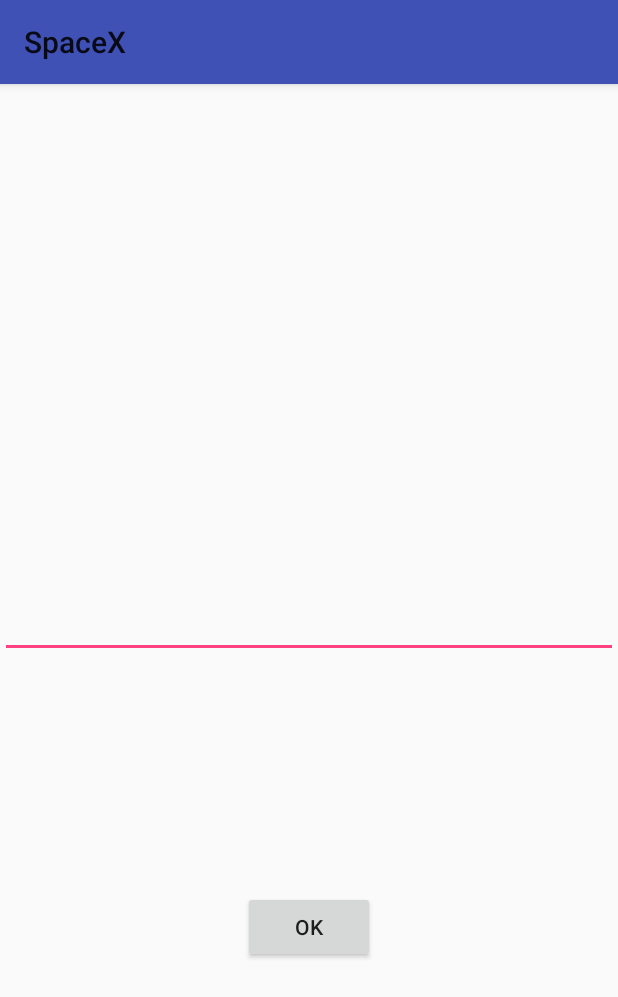
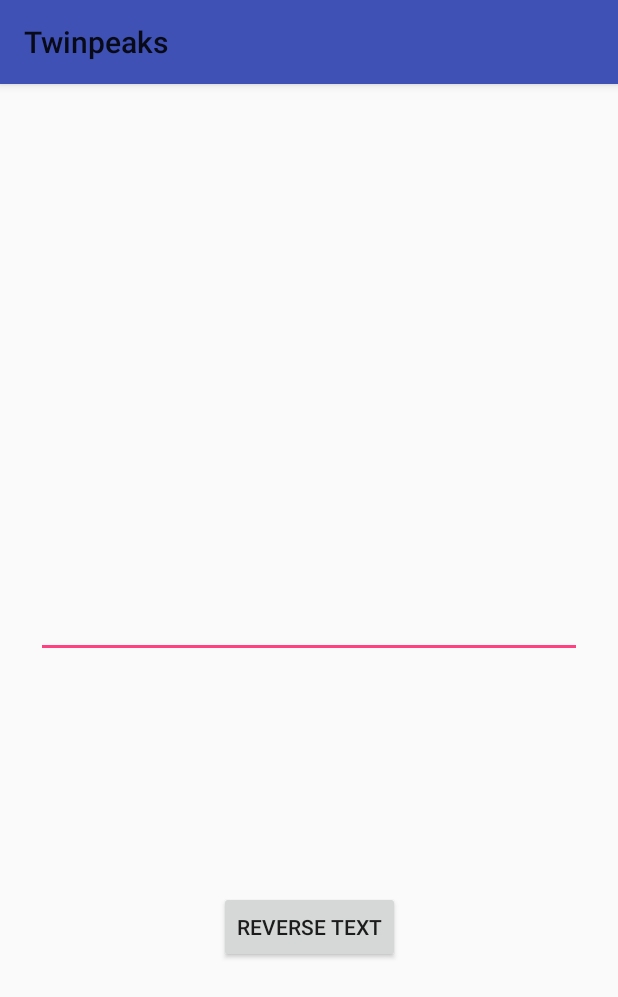
Before and after one commit to ferPrieto/Twinpeaks, an Android app: the screen it shows after launch (MainActivity), on a phone screen of 412 x 824 dp. Shown: the top 997 px of the screen. Run offline under Robolectric (Android 15) with nearby library versions, the phone set to English and light mode, and no system bars; our stand-ins replace Dagger/Hilt's generated code, navigation-ui.

```diff
--- a/app/build.gradle.kts
+++ b/app/build.gradle.kts
@@ -38,15 +38,11 @@ dependencies {
     androidTestImplementation(project(ProjectModules.coreAndroidTest))
     testImplementation(project(ProjectModules.coreAndroidTest))
 
+    implementation(Dependencies.AndroidX.coreKtx)
     implementation(Dependencies.AndroidX.fragmentKtx)
     implementation(Dependencies.AndroidX.lifecycleLivedataKtx)
     annotationProcessor(Dependencies.AndroidX.lifecycleCompiler)
     implementation(Dependencies.AndroidX.archComponents)
-    implementation(Dependencies.AndroidX.browser)
-    implementation(Dependencies.solidRecyclerView)
-
-    implementation(Dependencies.picasso)
-    implementation(Dependencies.bottomSheet)
 
     implementation(Dependencies.AndroidX.constraintlayout)
     implementation(Dependencies.AndroidX.legacySupport)
--- a/app/src/main/AndroidManifest.xml
+++ b/app/src/main/AndroidManifest.xml
@@ -5,6 +5,7 @@
 
     <uses-permission android:name="android.permission.INTERNET" />
     <uses-permission android:name="android.permission.ACCESS_NETWORK_STATE" />
+    <uses-permission android:name="android.permission.CAMERA" />
 
     <application
         android:allowBackup="true"
--- /dev/null
+++ b/app/src/main/java/prieto/fernando/twinpeaks/PermissionManager.kt
@@ -0,0 +1,61 @@
+package prieto.fernando.twinpeaks
+
+import android.Manifest
+import android.app.Activity
+import android.content.pm.PackageManager
+import androidx.core.app.ActivityCompat
+import androidx.core.content.ContextCompat
+
+class PermissionManager{
+
+    private val REQUEST_CODE_ASK_PERMISSIONS = 1
+    private val PERMISSIONS_ARRAYS = arrayOf(
+        Manifest.permission.CAMERA
+    )
+
+    // List of permissions to be applied for.
+    private val permissionsList: MutableList<String> = mutableListOf()
+
+    fun onResume(activity: Activity?) {
+        var isHasPermission = true
+        for (permission in PERMISSIONS_ARRAYS) {
+            if (ContextCompat.checkSelfPermission(
+                    activity!!,
+                    permission
+                ) != PackageManager.PERMISSION_GRANTED
+            ) {
+                isHasPermission = false
+                break
+            }
+        }
+        if (!isHasPermission) {
+            for (permission in PERMISSIONS_ARRAYS) {
+                if (ContextCompat.checkSelfPermission(
+                        activity!!,
+                        permission
+                    ) != PackageManager.PERMISSION_GRANTED
+                ) {
+                    permissionsList.add(permission)
+                }
+            }
+            ActivityCompat.requestPermissions(
+                activity!!,
+                permissionsList.toTypedArray(),
+                REQUEST_CODE_ASK_PERMISSIONS
+            )
+        }
+    }
+
+    fun hasPermission(activity: Activity): Boolean {
+        for (permission in PERMISSIONS_ARRAYS) {
+            if (ContextCompat.checkSelfPermission(
+                    activity,
+                    permission
+                ) != PackageManager.PERMISSION_GRANTED
+            ) {
+                return false
+            }
+        }
+        return true
+    }
+}
--- a/app/src/main/java/prieto/fernando/twinpeaks/TwinpeaksApp.kt
+++ b/app/src/main/java/prieto/fernando/twinpeaks/TwinpeaksApp.kt
@@ -2,7 +2,7 @@ package prieto.fernando.twinpeaks
 
 import dagger.android.AndroidInjector
 import dagger.android.DaggerApplication
-import prieto.fernando.spacex.di.DaggerAppComponent
+import prieto.fernando.twinpeaks.di.DaggerAppComponent
 
 open class TwinpeaksApp : DaggerApplication() {
     override fun applicationInjector(): AndroidInjector<out DaggerApplication> =
--- a/app/src/main/java/prieto/fernando/twinpeaks/ui/MainActivity.kt
+++ b/app/src/main/java/prieto/fernando/twinpeaks/ui/MainActivity.kt
@@ -1,11 +1,14 @@
 package prieto.fernando.twinpeaks.ui
 
 import android.os.Bundle
+import android.view.Window
+import android.view.WindowManager
+import android.widget.Toast
 import androidx.fragment.app.FragmentFactory
-import androidx.lifecycle.ViewModelProvider
 import androidx.navigation.Navigation
 import dagger.android.support.DaggerAppCompatActivity
 import prieto.fernando.spacex.R
+import prieto.fernando.twinpeaks.PermissionManager
 import javax.inject.Inject
 
 class MainActivity : DaggerAppCompatActivity() {
@@ -13,8 +16,15 @@ class MainActivity : DaggerAppCompatActivity() {
     @Inject
     lateinit var fragmentFactory: FragmentFactory
 
+    private val permissionManager = PermissionManager()
+
     override fun onCreate(savedInstanceState: Bundle?) {
         super.onCreate(savedInstanceState)
+        requestWindowFeature(Window.FEATURE_NO_TITLE)
+        window.setFlags(
+            WindowManager.LayoutParams.FLAG_FULLSCREEN,
+            WindowManager.LayoutParams.FLAG_FULLSCREEN
+        )
 
         supportFragmentManager.fragmentFactory = fragmentFactory
         setContentView(R.layout.activity_main)
@@ -22,4 +32,22 @@ class MainActivity : DaggerAppCompatActivity() {
 
     override fun onSupportNavigateUp() =
         Navigation.findNavController(this, R.id.mainNavigationFragment).navigateUp()
+
+    override fun onResume() {
+        super.onResume()
+        permissionManager.onResume(this)
+    }
+
+    override fun onRequestPermissionsResult(
+        requestCode: Int,
+        permissions: Array<out String>,
+        grantResults: IntArray
+    ) {
+        if (!permissionManager.hasPermission(this)) {
+            Toast.makeText(this, "This application needs camera permission.", Toast.LENGTH_LONG)
+                .show()
+            finish()
+        }
+        super.onRequestPermissionsResult(requestCode, permissions, grantResults)
+    }
 }
--- a/app/src/main/java/prieto/fernando/twinpeaks/ui/fragment/InputTextFragment.kt
+++ b/app/src/main/java/prieto/fernando/twinpeaks/ui/fragment/InputTextFragment.kt
@@ -3,12 +3,15 @@ package prieto.fernando.twinpeaks.ui.fragment
 import android.os.Bundle
 import android.view.View
 import androidx.appcompat.app.AppCompatActivity
+import androidx.core.view.isVisible
 import androidx.fragment.app.Fragment
 import androidx.fragment.app.viewModels
+import androidx.lifecycle.Observer
 import androidx.lifecycle.ViewModelProvider
 import androidx.navigation.fragment.findNavController
 import androidx.navigation.ui.NavigationUI
 import kotlinx.android.synthetic.main.toolbar.*
+import kotlinx.android.synthetic.main.view_bottom.*
 import prieto.fernando.presentation.MainViewModel
 import prieto.fernando.spacex.R
 import javax.inject.Inject
@@ -23,6 +26,7 @@ class InputTextFragment @Inject constructor(
         super.onViewCreated(view, savedInstanceState)
         setupNavigation()
         setViewModelObservers()
+        setUpClickListeners()
     }
 
     private fun setupNavigation() {
@@ -35,7 +39,32 @@ class InputTextFragment @Inject constructor(
     }
 
     private fun setViewModelObservers() {
-
+        viewModel.reversedText.observe(viewLifecycleOwner, Observer { setUpReversedStateViews(it) })
     }
 
+    private fun setUpReversedStateViews(reversedText: String) {
+        reversed_textview.text = reversedText
+        changeVisibilityReversedFields(true)
+        changeVisibilityOriginalFields(false)
+    }
+
+    private fun changeVisibilityReversedFields(show: Boolean) {
+        reversed_textview.isVisible = show
+        record_button.isVisible = show
+    }
+
+    private fun changeVisibilityOriginalFields(show: Boolean) {
+        original_text.isVisible = show
+        reverse_button.isVisible = show
+    }
+
+    private fun setUpClickListeners() {
+        reverse_button.setOnClickListener {
+            viewModel.reverseText(bottom_edit_text.text.toString())
+        }
+
+        record_button.setOnClickListener {
+
+        }
+    }
 }
--- a/app/src/main/res/layout/fragment_input_text.xml
+++ b/app/src/main/res/layout/fragment_input_text.xml
@@ -23,7 +23,7 @@
         app:layout_constraintTop_toTopOf="parent" />
 
     <include
-        android:id="@+id/bottom_sheet_container"
+        android:id="@+id/bottom_views_container"
         layout="@layout/view_bottom"
         android:layout_width="match_parent"
         android:layout_height="wrap_content"
--- a/app/src/main/res/layout/view_bottom.xml
+++ b/app/src/main/res/layout/view_bottom.xml
@@ -5,9 +5,11 @@
     tools:parentTag="androidx.constraintlayout.widget.ConstraintLayout">
 
     <com.google.android.material.textfield.TextInputLayout
-        android:id="@+id/bottom_text_input_layout"
+        android:id="@+id/original_text"
         android:layout_width="0dp"
         android:layout_height="wrap_content"
+        android:layout_marginStart="@dimen/grid_large"
+        android:layout_marginEnd="@dimen/grid_large"
         app:layout_constraintBottom_toBottomOf="parent"
         app:layout_constraintLeft_toLeftOf="parent"
         app:layout_constraintRight_toRightOf="parent"
@@ -22,11 +24,12 @@
     </com.google.android.material.textfield.TextInputLayout>
 
     <TextView
-        android:id="@+id/selected_text"
+        android:id="@+id/reversed_textview"
         android:layout_width="0dp"
         android:layout_height="wrap_content"
         android:textColor="@color/textColorPrimary"
         android:textSize="@dimen/letter_semi_large"
+        android:textAlignment="center"
         android:textStyle="bold"
         android:visibility="gone"
         app:layout_constraintBottom_toBottomOf="parent"
@@ -35,21 +38,23 @@
         app:layout_constraintTop_toTopOf="parent" />
 
     <Button
+        android:id="@+id/reverse_button"
         android:layout_width="wrap_content"
         android:layout_height="wrap_content"
-        android:text="OK"
+        android:text="Reverse text"
         app:layout_constraintBottom_toBottomOf="parent"
         app:layout_constraintEnd_toEndOf="parent"
         app:layout_constraintStart_toStartOf="parent"
-        app:layout_constraintTop_toBottomOf="@+id/selected_text" />
+        app:layout_constraintTop_toBottomOf="@+id/reversed_textview" />
 
     <Button
+        android:id="@+id/record_button"
         android:layout_width="wrap_content"
         android:layout_height="wrap_content"
-        android:text="Reverse"
+        android:text="Record"
         android:visibility="gone"
         app:layout_constraintBottom_toBottomOf="parent"
         app:layout_constraintEnd_toEndOf="parent"
         app:layout_constraintStart_toStartOf="parent"
-        app:layout_constraintTop_toBottomOf="@+id/selected_text" />
+        app:layout_constraintTop_toBottomOf="@+id/reversed_textview" />
 </merge>
--- a/build.gradle.kts
+++ b/build.gradle.kts
@@ -13,7 +13,6 @@ allprojects {
     repositories {
         google()
         jcenter()
-        maven("https://dl.bintray.com/shadowcra/Solid")
     }
 }
 
```
Also changed, not shown: app/src/main/res/values/strings.xml (+1 -26 lines), buildSrc/src/main/kotlin/prieto/fernando/Dependencies.kt (+3 -9 lines), 211 other files.
